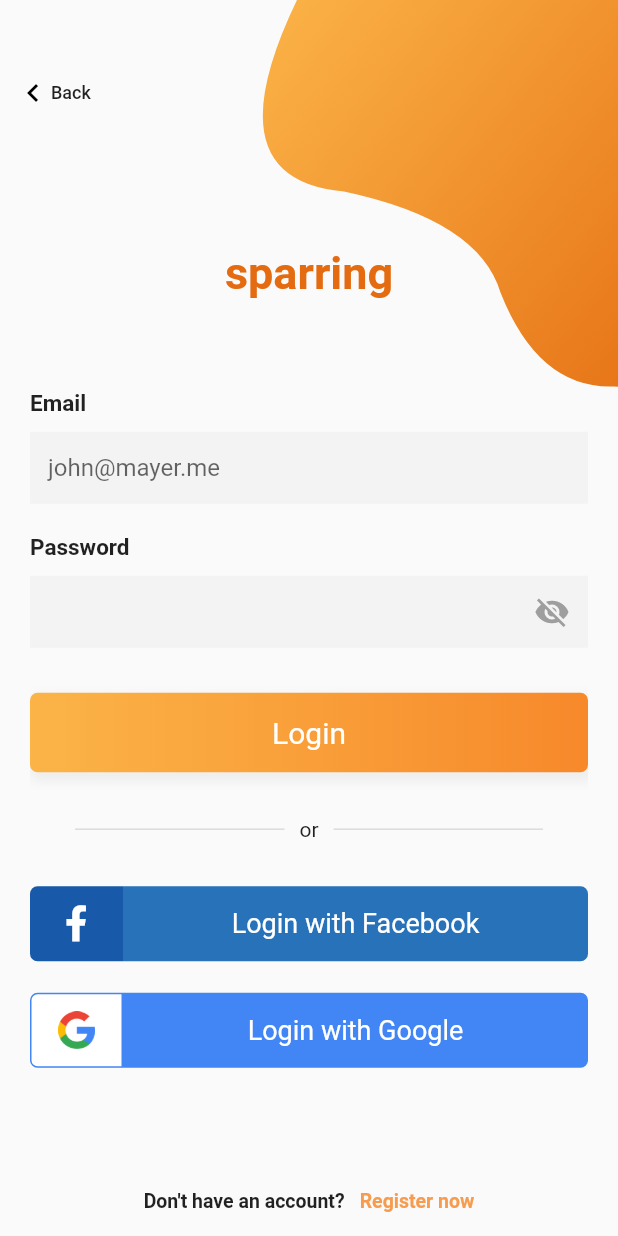
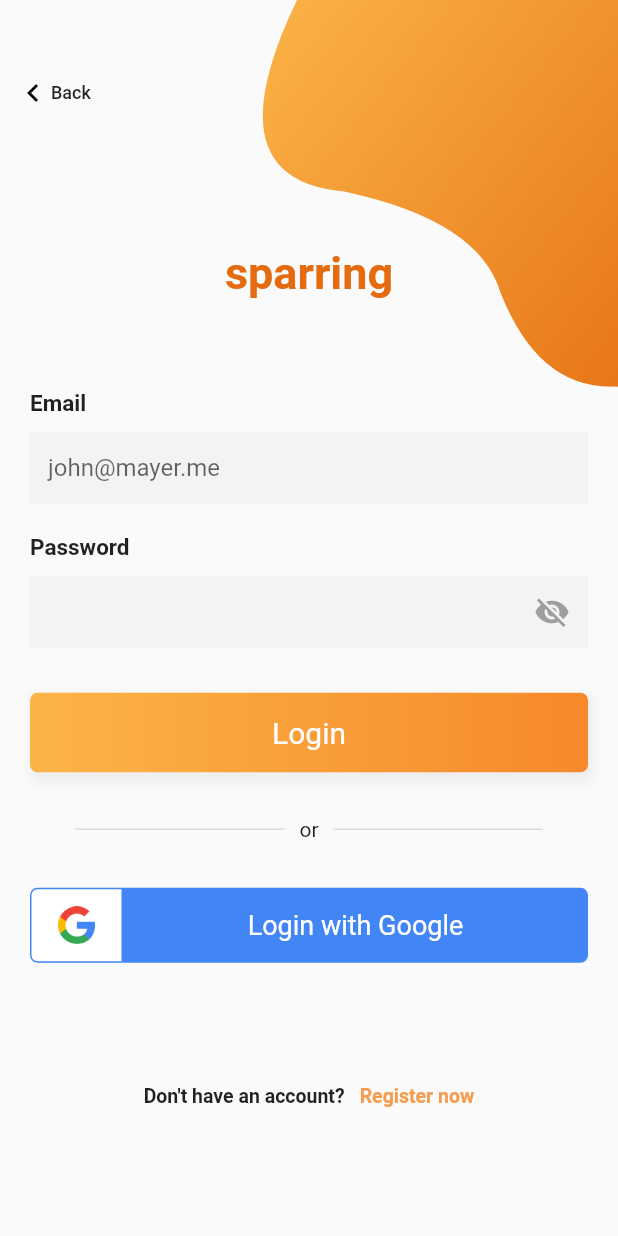
Before and after one commit to keepant/sparring, a Flutter app: the LoginPage screen opened directly, on a phone screen of 412 x 824 dp. Run offline on Flutter 3.47's test engine with Material 2 defaults, Android fonts, the phone set to English and light mode, and no system bars; our stand-ins replace cloud_functions, datetime_picker_formfield, dio, firebase_auth, flushbar, flutter_screenutil and 9 more; missing offline and left inert: custom_splash, dio_http_cache; accounts and stored records are empty; generated files the repository leaves out were written again.

Commit message:
remove button login with facebook

```diff
--- a/lib/pages/login/login.dart
+++ b/lib/pages/login/login.dart
@@ -361,9 +361,10 @@ class _LoginPageState extends State<LoginPage> {
             child: Text(
               I18n.of(context).registerText,
               style: TextStyle(
-                  color: Color(0xfff79c4f),
-                  fontSize: 13,
-                  fontWeight: FontWeight.w600),
+                color: Color(0xfff79c4f),
+                fontSize: 13,
+                fontWeight: FontWeight.w600,
+              ),
             ),
           ),
         ],
@@ -452,7 +453,8 @@ class _LoginPageState extends State<LoginPage> {
                       //         fontSize: 14, fontWeight: FontWeight.w500)),
                     ),
                     _divider(),
-                    _facebookButton(),
+                    SizedBox(height: 20),
+                    //_facebookButton(),
                     _googleButton(),
                     SizedBox(height: height * .055),
                     _createAccountLabel(),
```
